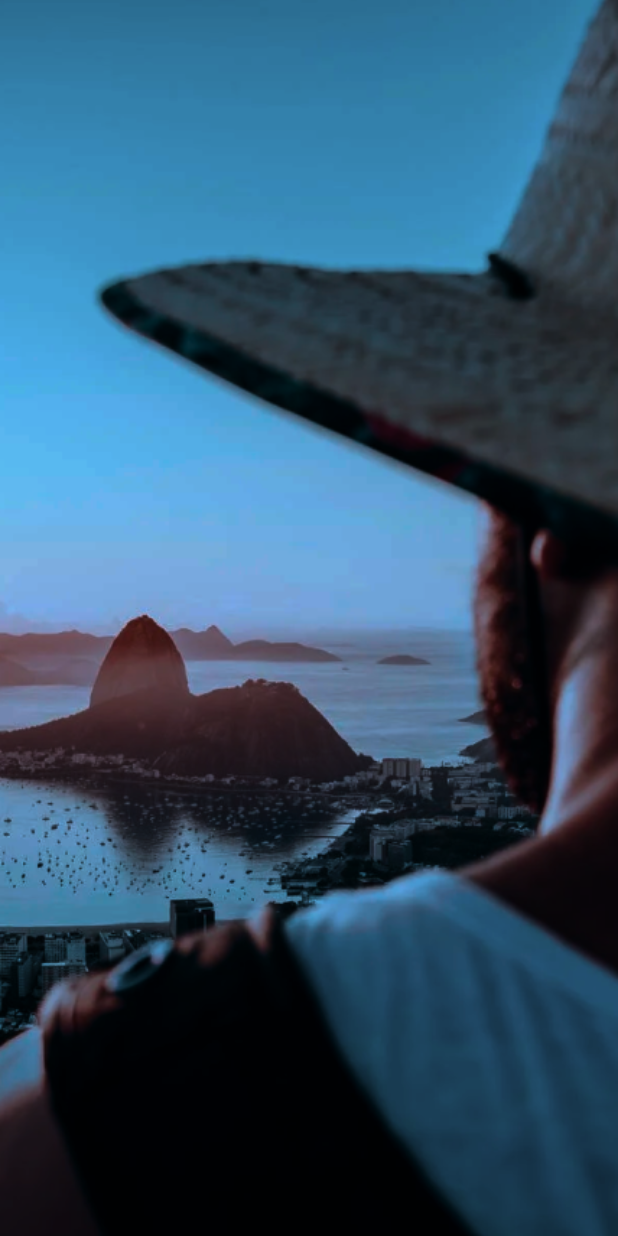
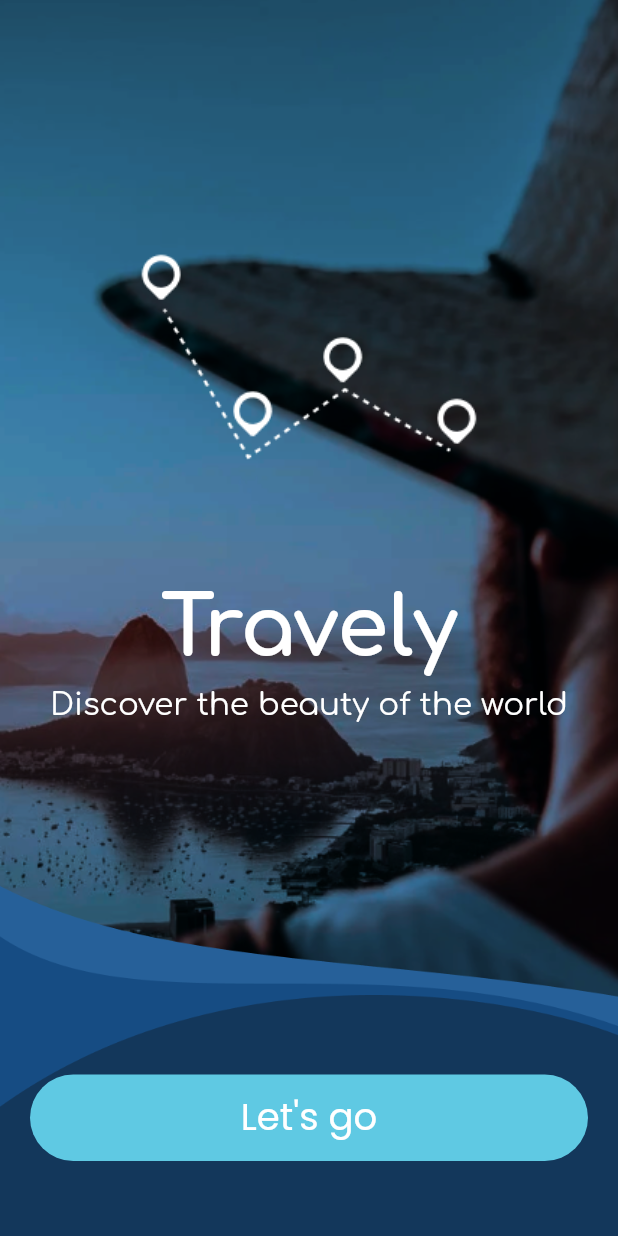
Before and after one commit to Tri334/travely_app, a Flutter app: the screen it shows after launch, on a phone screen of 412 x 824 dp. Run offline on Flutter 3.47's test engine with Material 2 defaults, Android fonts, the light colour scheme and no system bars; our stand-ins replace go_router, google_fonts, sizer.

Commit message:
add content

```diff
--- a/lib/main.dart
+++ b/lib/main.dart
@@ -1,6 +1,8 @@
 import 'package:flutter/material.dart';
 import 'package:go_router/go_router.dart';
+import 'package:sizer/sizer.dart';
 import 'package:travely_app/ui/landing/landing_page.dart';
+import 'package:travely_app/ui/landing/tutorial_page.dart';
 
 void main() {
   runApp(const MyApp());
@@ -11,18 +13,24 @@ class MyApp extends StatelessWidget {
 
   @override
   Widget build(BuildContext context) {
+    return Sizer(builder: (context, orientation, deviceType) {
       return MaterialApp.router(
         routeInformationProvider: _goRouter.routeInformationProvider,
         routeInformationParser: _goRouter.routeInformationParser,
         routerDelegate: _goRouter.routerDelegate,
         title: 'Travely',
       );
+    });
   }
 }
 
 final GoRouter _goRouter = GoRouter(routes: [
   GoRoute(
-    path: '/',
+    path: LandingPage.routeName,
     builder: (context, state) => const LandingPage(),
   ),
+  GoRoute(
+    path: TutorialPage.routeName,
+    builder: (context, state) => const TutorialPage(),
+  ),
 ]);
--- a/lib/models/color_model.dart
+++ b/lib/models/color_model.dart
@@ -32,3 +32,21 @@ var colorStyles = ColorStyles(
     grey50: const Color(0xffE0E0E0),
     grey10: const Color(0xffF1F1F1),
     grey5: const Color(0xffECEFF4));
+
+class DecorationLanding {
+  String img1, img2, img3;
+  String map;
+  DecorationLanding({
+    required this.img1,
+    required this.img2,
+    required this.img3,
+    required this.map,
+  });
+}
+
+var decorImg = DecorationLanding(
+  img1: 'assets/imgs/r1.png',
+  img2: 'assets/imgs/r2.png',
+  img3: 'assets/imgs/r3.png',
+  map: 'assets/imgs/map.png',
+);
--- a/lib/ui/landing/landing_page.dart
+++ b/lib/ui/landing/landing_page.dart
@@ -1,4 +1,11 @@
+import 'dart:ui';
+
 import 'package:flutter/material.dart';
+import 'package:go_router/go_router.dart';
+import 'package:google_fonts/google_fonts.dart';
+import 'package:sizer/sizer.dart';
+import 'package:travely_app/models/color_model.dart';
+import 'package:travely_app/ui/landing/tutorial_page.dart';
 
 class LandingPage extends StatelessWidget {
   const LandingPage({Key? key}) : super(key: key);
@@ -17,6 +24,99 @@ class LandingPage extends StatelessWidget {
               'assets/imgs/landing_image.png',
               fit: BoxFit.cover,
             ),
+          ),
+          Container(
+            color: Colors.black87.withOpacity(0.3),
+            height: MediaQuery.of(context).size.height,
+            width: MediaQuery.of(context).size.width,
+            child: BackdropFilter(
+                blendMode: BlendMode.multiply,
+                filter: ImageFilter.blur(sigmaX: 5, sigmaY: 5)),
+          ),
+          Positioned(
+            bottom: 0,
+            child: Container(
+              decoration: BoxDecoration(
+                  image: DecorationImage(
+                      image: AssetImage(decorImg.img1), fit: BoxFit.cover)),
+              height: 30.h,
+              width: 100.w,
+            ),
+          ),
+          Positioned(
+            bottom: 0,
+            child: Container(
+              decoration: BoxDecoration(
+                  image: DecorationImage(
+                      image: AssetImage(decorImg.img2), fit: BoxFit.cover)),
+              height: 26.h,
+              width: 100.w,
+            ),
+          ),
+          Positioned(
+            bottom: 0,
+            child: Container(
+              decoration: BoxDecoration(
+                  image: DecorationImage(
+                      image: AssetImage(decorImg.img3), fit: BoxFit.cover)),
+              height: 19.5.h,
+              width: 100.w,
+            ),
+          ),
+          Positioned(
+            right: 0,
+            left: 0,
+            top: 20.h,
+            bottom: 20.h,
+            child: Column(
+              children: [
+                Image(image: AssetImage(decorImg.map)),
+                SizedBox(
+                  height: 10.h,
+                ),
+                Text(
+                  'Travely',
+                  style: GoogleFonts.comfortaa(
+                      fontWeight: FontWeight.w700,
+                      color: Colors.white,
+                      fontSize: 40.sp),
+                ),
+                SizedBox(
+                  height: 1.h,
+                ),
+                Text(
+                  'Discover the beauty of the world',
+                  style: GoogleFonts.comfortaa(
+                      color: Colors.white,
+                      fontSize: 15.sp,
+                      fontWeight: FontWeight.w400),
+                )
+              ],
+            ),
+          ),
+          Positioned(
+            bottom: 50,
+            left: 20,
+            right: 20,
+            child: InkWell(
+              onTap: () => GoRouter.of(context).go(TutorialPage.routeName),
+              child: Container(
+                height: 7.h,
+                width: 80.w,
+                decoration: BoxDecoration(
+                    color: colorStyles.blue40,
+                    borderRadius: BorderRadius.circular(30)),
+                child: Center(
+                  child: Text(
+                    'Let\'s go',
+                    style: GoogleFonts.poppins(
+                        color: Colors.white,
+                        fontWeight: FontWeight.w400,
+                        fontSize: 18.sp),
+                  ),
+                ),
+              ),
+            ),
           )
         ],
       ),
--- /dev/null
+++ b/lib/ui/landing/tutorial_page.dart
@@ -0,0 +1,22 @@
+import 'package:flutter/material.dart';
+
+class TutorialPage extends StatelessWidget {
+  const TutorialPage({Key? key}) : super(key: key);
+  static String routeName = '/tutorialpage';
+
+  @override
+  Widget build(BuildContext context) {
+    return Scaffold(
+      body: Column(
+        children: [
+          Container(
+            color: Colors.red,
+          ),
+          Container(
+            color: Colors.blue,
+          )
+        ],
+      ),
+    );
+  }
+}
```
Also changed, not shown: pubspec.yaml (+6 -6 lines), assets/imgs/afterL1.png (added), assets/imgs/map.png (added), assets/imgs/r1.png (added), assets/imgs/r2.png (added), assets/imgs/r3.png (added), pubspec.lock, 1 other file. Lines whose indentation alone changed are shown as unchanged.
